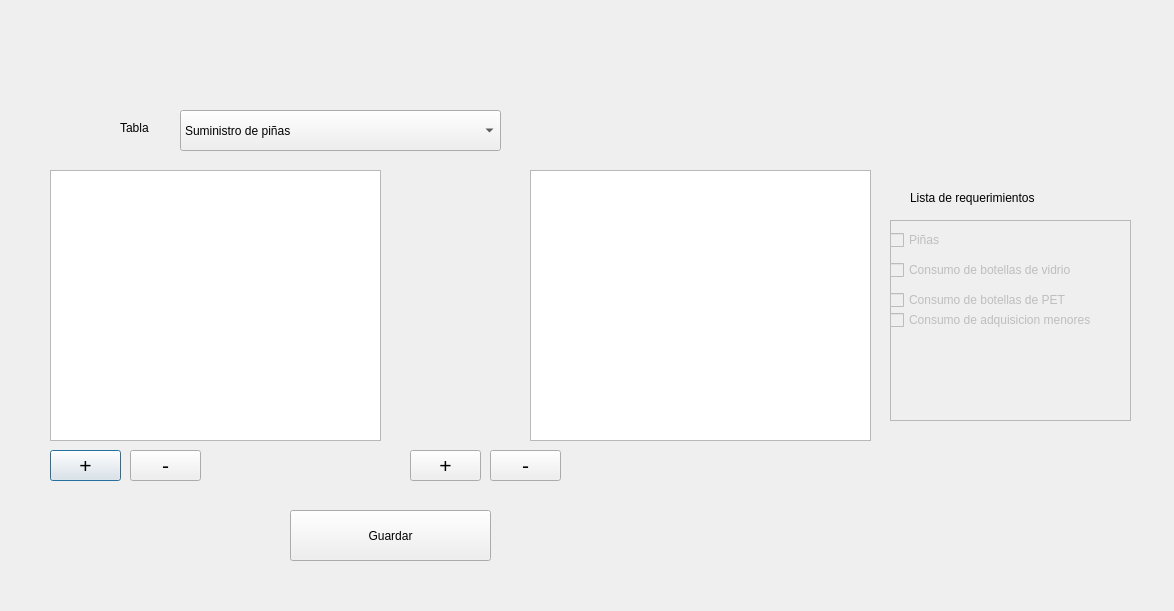
The window that interfaces/ventanas_abastecimiento/Ingreso_datos_abastecimiento.ui (EscuelaProyectosPOO/simulacion) describes before a commit, drawn with Qt 5.
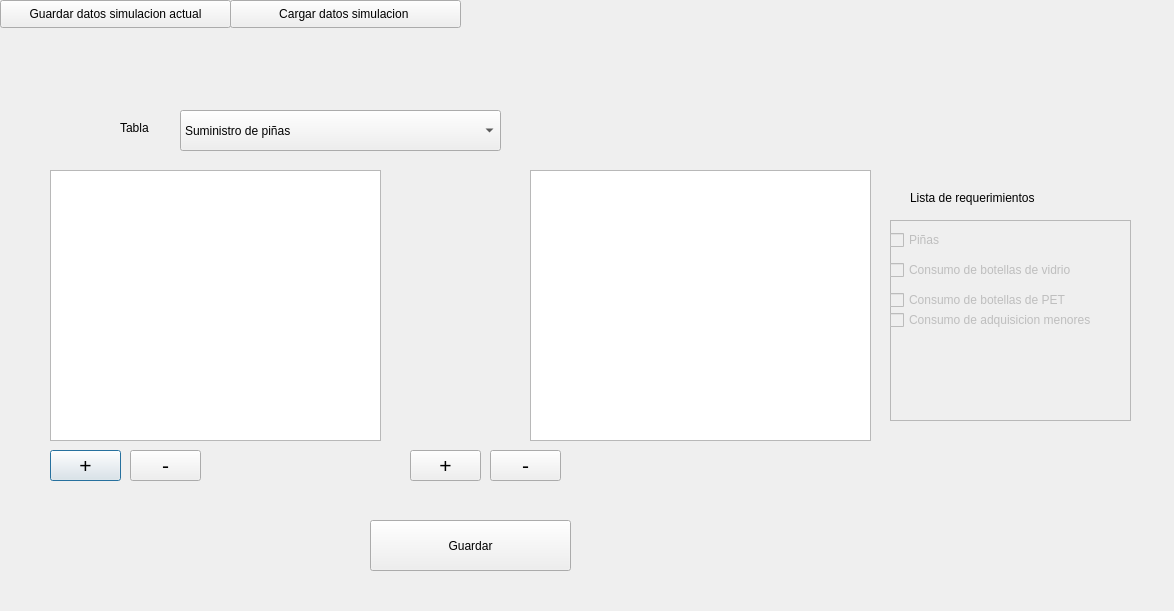
The same window after the commit.

Commit message: cargar datos y gurdar del exterior, ventaana abastecimiento

What changed in the file:
```diff
--- a/interfaces/ventanas_abastecimiento/Ingreso_datos_abastecimiento.ui
+++ b/interfaces/ventanas_abastecimiento/Ingreso_datos_abastecimiento.ui
@@ -109,8 +109,8 @@
   <widget class="QPushButton" name="Guardar">
    <property name="geometry">
     <rect>
-     <x>290</x>
-     <y>510</y>
+     <x>370</x>
+     <y>520</y>
      <width>201</width>
      <height>51</height>
     </rect>
@@ -266,6 +266,32 @@
     <enum>QAbstractScrollArea::AdjustToContents</enum>
    </property>
   </widget>
+  <widget class="QPushButton" name="btndatos">
+   <property name="geometry">
+    <rect>
+     <x>0</x>
+     <y>0</y>
+     <width>231</width>
+     <height>28</height>
+    </rect>
+   </property>
+   <property name="text">
+    <string>Guardar datos simulacion actual</string>
+   </property>
+  </widget>
+  <widget class="QPushButton" name="btncargar">
+   <property name="geometry">
+    <rect>
+     <x>230</x>
+     <y>0</y>
+     <width>231</width>
+     <height>28</height>
+    </rect>
+   </property>
+   <property name="text">
+    <string>Cargar datos simulacion </string>
+   </property>
+  </widget>
  </widget>
  <resources/>
  <connections/>
```
The commit also changes 3 other files.
